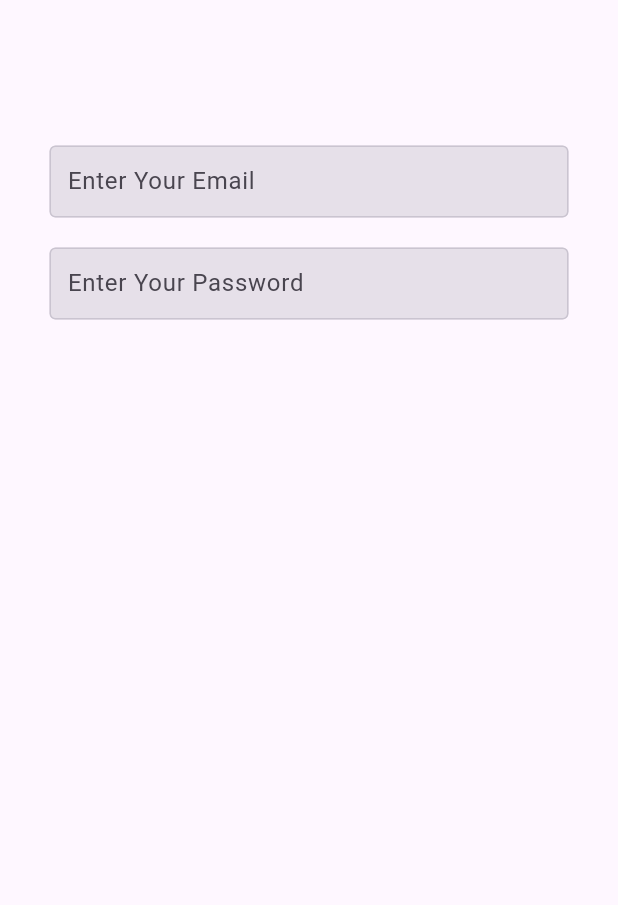
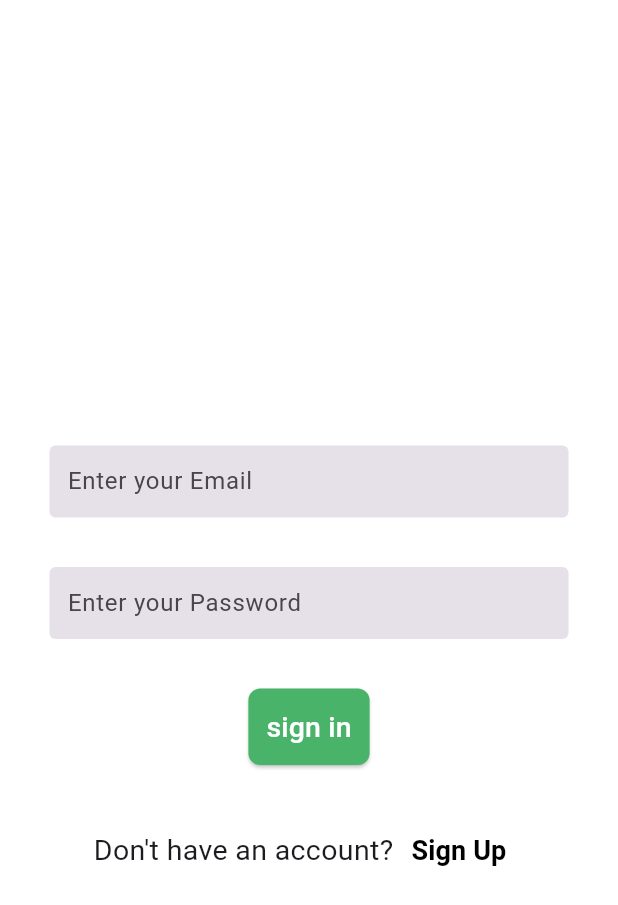
Before and after one commit to tahiaatef/FlowerAPP, a Flutter app: the screen it shows after launch, on a phone screen of 412 x 824 dp. Shown: the top 905 px of the screen. Run offline on Flutter 3.47's test engine with Material 3 defaults, Android fonts, the light colour scheme and no system bars.

Commit message:
create log in page

```diff
--- a/lib/pages/login.dart
+++ b/lib/pages/login.dart
@@ -1,5 +1,8 @@
+// ignore_for_file: deprecated_member_use
+
 import 'package:flutter/material.dart';
-import 'package:flutter_application_6/shared/custom_textfiled.dart';
+import 'package:flutter_application_6/shared/colors.dart';
+import 'package:flutter_application_6/shared/constant.dart';
 
 class Login extends StatelessWidget {
   const Login({super.key});
@@ -8,27 +11,63 @@
   Widget build(BuildContext context) {
     return SafeArea(
         child: Scaffold(
+          backgroundColor: Color.from(alpha: 0, red: 0, green: 0, blue: 0),
       body: Center(
         child: Padding(
           padding: const EdgeInsets.all(33.0),
           child: Column(
+            mainAxisAlignment: MainAxisAlignment.center,
             children: [
               SizedBox(
                 height: 64,
               ),
-              Mytextfiled(
-                textinputtype: TextInputType.emailAddress,
-                obsuretext: false,
-                hinttext: "Enter Your Email",
+              TextField(
+                keyboardType: TextInputType.emailAddress,
+                obscureText: false,
+                decoration: consttextfile.copyWith(
+                  hintText: "Enter your Email",
+                ),
               ),
               SizedBox(
-                height: 20,
+                height: 33,
               ),
-              Mytextfiled(
-                textinputtype: TextInputType.visiblePassword,
-                obsuretext: true,
-                hinttext: "Enter Your Password",
+              TextField(
+                keyboardType: TextInputType.visiblePassword,
+                obscureText: true,
+                decoration: consttextfile.copyWith(
+                  hintText: "Enter your Password",
+                ),
               ),
+              SizedBox(
+                height: 33,
+              ),
+              ElevatedButton(
+                onPressed: () {},
+                style: ButtonStyle(
+                  backgroundColor: MaterialStateProperty.all(BTNgreen),
+                  padding: MaterialStateProperty.all(EdgeInsets.all(12)),
+                  shape: MaterialStateProperty.all(RoundedRectangleBorder(
+                      borderRadius: BorderRadius.circular(8))),
+                ),
+                child: Text(
+                  "sign in",
+                  style: TextStyle(fontSize: 19, color: Colors.white),
+                ),
+              ),
+              SizedBox(
+                height: 33,
+              ),
+              Row(
+                mainAxisAlignment: MainAxisAlignment.center,
+                children: [
+                  Text("Don't have an account?", style: TextStyle(fontSize: 19)),
+                  TextButton(
+                    onPressed: () {},
+                    child:
+                        Text('Sign Up', style: TextStyle(color: Colors.black,fontSize: 18 , fontWeight: FontWeight.bold)),
+                  )
+                ],
+              )
             ],
           ),
         ),
--- /dev/null
+++ b/lib/shared/colors.dart
@@ -0,0 +1,4 @@
+import 'package:flutter/material.dart';
+const BTNpink = Color.fromARGB(255, 241, 39, 100);
+const BTNgreen = Color.fromARGB(255, 73, 179, 105);
+const appbarGreen = Color.fromARGB(255, 76, 141, 95);
--- /dev/null
+++ b/lib/shared/constant.dart
@@ -0,0 +1,16 @@
+import 'package:flutter/material.dart';
+
+const consttextfile = InputDecoration(
+  // To delete borders
+  enabledBorder: OutlineInputBorder(
+    borderSide: BorderSide.none,
+  ),
+  focusedBorder: OutlineInputBorder(
+    borderSide: BorderSide(
+      color: Colors.grey,
+    ),
+  ),
+  // fillColor: Colors.red,
+  filled: true,
+  contentPadding: EdgeInsets.all(8),
+);
--- a/lib/shared/custom_textfiled.dart
+++ /dev/null
@@ -1,40 +0,0 @@
-
-
-
-// ignore_for_file: prefer_typing_uninitialized_variables, use_key_in_widget_constructors
-
-import 'package:flutter/material.dart';
-
-class Mytextfiled extends StatelessWidget {
-  final TextInputType textinputtype;
-  final bool obsuretext;
-  final String hinttext;
-
-  const Mytextfiled({
-    required this.textinputtype,
-    required this.obsuretext,
-    required this.hinttext
-  });
-
-  @override
-  Widget build(BuildContext context) {
-    return TextField(
-                  keyboardType: textinputtype,
-                  obscureText: obsuretext,
-                  decoration: InputDecoration(
-                    hintText: hinttext ,
-                    // To delete borders
-                    enabledBorder: OutlineInputBorder(
-                      borderSide: Divider.createBorderSide(context),
-                    ),
-                    focusedBorder: OutlineInputBorder(
-                      borderSide: BorderSide(
-                        color: Colors.grey,
-                      ),
-                    ),
-                    // fillColor: Colors.red,
-                    filled: true,
-                    contentPadding: const EdgeInsets.all(8),
-                  ));
-  }
-}
```
